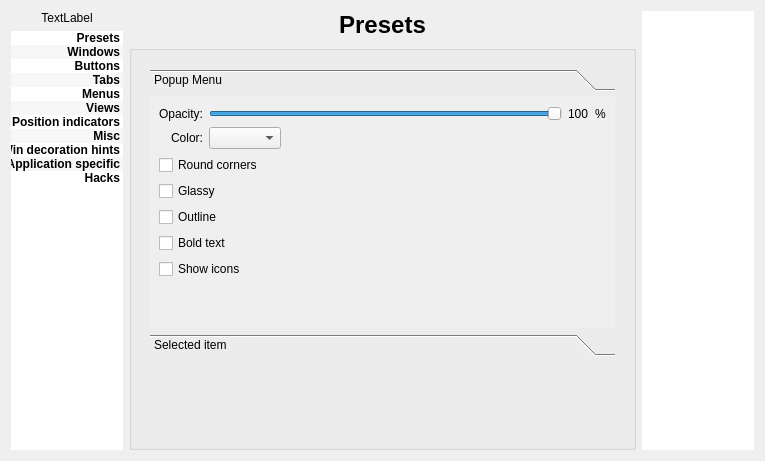
deiv/bespin-pkg, file config/config.ui: the form before one commit.
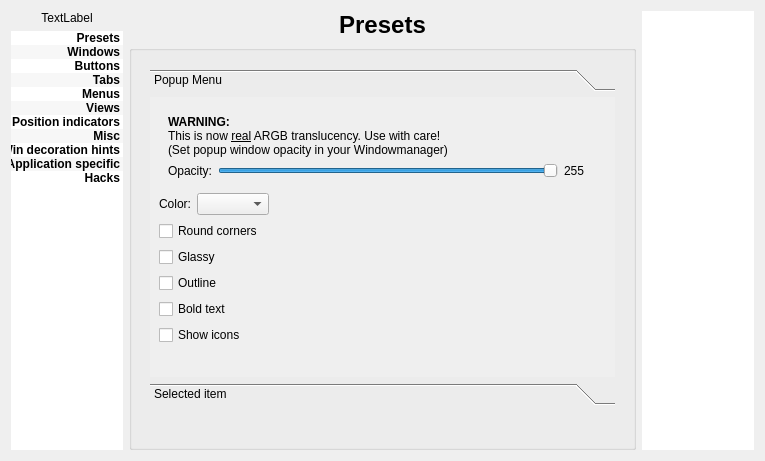
The form after the commit. The open tabs and pages were chosen to show the change.

Commit message: supply independent ARGB opacity to popups, smooth corners to follow

Patch:
```diff
--- a/config/config.ui
+++ b/config/config.ui
@@ -1859,66 +1859,14 @@
               <rect>
                <x>0</x>
                <y>0</y>
-               <width>194</width>
-               <height>191</height>
+               <width>450</width>
+               <height>259</height>
               </rect>
              </property>
              <attribute name="label">
               <string>Popup Menu</string>
              </attribute>
              <layout class="QGridLayout" name="gridLayout_8">
-              <item row="0" column="0">
-               <widget class="QLabel" name="label_25">
-                <property name="text">
-                 <string>Opacity:</string>
-                </property>
-               </widget>
-              </item>
-              <item row="0" column="1" colspan="3">
-               <widget class="QSlider" name="menuOpacity">
-                <property name="minimum">
-                 <number>40</number>
-                </property>
-                <property name="maximum">
-                 <number>100</number>
-                </property>
-                <property name="singleStep">
-                 <number>10</number>
-                </property>
-                <property name="value">
-                 <number>100</number>
-                </property>
-                <property name="orientation">
-                 <enum>Qt::Horizontal</enum>
-                </property>
-               </widget>
-              </item>
-              <item row="0" column="4">
-               <widget class="QLabel" name="label_27">
-                <property name="sizePolicy">
-                 <sizepolicy hsizetype="Maximum" vsizetype="Preferred">
-                  <horstretch>0</horstretch>
-                  <verstretch>0</verstretch>
-                 </sizepolicy>
-                </property>
-                <property name="text">
-                 <string>100</string>
-                </property>
-               </widget>
-              </item>
-              <item row="0" column="5">
-               <widget class="QLabel" name="label_31">
-                <property name="sizePolicy">
-                 <sizepolicy hsizetype="Maximum" vsizetype="Preferred">
-                  <horstretch>0</horstretch>
-                  <verstretch>0</verstretch>
-                 </sizepolicy>
-                </property>
-                <property name="text">
-                 <string>%</string>
-                </property>
-               </widget>
-              </item>
               <item row="1" column="0">
                <widget class="QLabel" name="label_49">
                 <property name="sizePolicy">
@@ -1951,7 +1899,7 @@
                 </property>
                </widget>
               </item>
-              <item row="1" column="3">
+              <item row="1" column="2">
                <spacer name="horizontalSpacer_13">
                 <property name="orientation">
                  <enum>Qt::Horizontal</enum>
@@ -1967,42 +1915,42 @@
                 </property>
                </spacer>
               </item>
-              <item row="2" column="0" colspan="5">
+              <item row="2" column="0" colspan="4">
                <widget class="QCheckBox" name="menuRound">
                 <property name="text">
                  <string>Round corners</string>
                 </property>
                </widget>
               </item>
-              <item row="3" column="0" colspan="6">
+              <item row="3" column="0" colspan="5">
                <widget class="QCheckBox" name="menuGlas">
                 <property name="text">
                  <string>Glassy</string>
                 </property>
                </widget>
               </item>
-              <item row="4" column="0" colspan="6">
+              <item row="4" column="0" colspan="5">
                <widget class="QCheckBox" name="menuShadow">
                 <property name="text">
                  <string>Outline</string>
                 </property>
                </widget>
               </item>
-              <item row="5" column="0" colspan="6">
+              <item row="5" column="0" colspan="5">
                <widget class="QCheckBox" name="menuBoldText">
                 <property name="text">
                  <string>Bold text</string>
                 </property>
                </widget>
               </item>
-              <item row="6" column="0" colspan="6">
+              <item row="6" column="0" colspan="5">
                <widget class="QCheckBox" name="showMenuIcons">
                 <property name="text">
                  <string>Show icons</string>
                 </property>
                </widget>
               </item>
-              <item row="7" column="0" colspan="6">
+              <item row="7" column="0" colspan="5">
                <spacer name="verticalSpacer_17">
                 <property name="orientation">
                  <enum>Qt::Vertical</enum>
@@ -2015,6 +1963,58 @@
                 </property>
                </spacer>
               </item>
+              <item row="0" column="0" colspan="3">
+               <widget class="QWidget" name="popup_ARGB" native="true">
+                <layout class="QGridLayout" name="gridLayout_7">
+                 <item row="1" column="2">
+                  <widget class="QLabel" name="label_27">
+                   <property name="sizePolicy">
+                    <sizepolicy hsizetype="Maximum" vsizetype="Preferred">
+                     <horstretch>0</horstretch>
+                     <verstretch>0</verstretch>
+                    </sizepolicy>
+                   </property>
+                   <property name="text">
+                    <string>255</string>
+                   </property>
+                  </widget>
+                 </item>
+                 <item row="1" column="0">
+                  <widget class="QLabel" name="label_25">
+                   <property name="text">
+                    <string>Opacity:</string>
+                   </property>
+                  </widget>
+                 </item>
+                 <item row="1" column="1">
+                  <widget class="QSlider" name="menuOpacity">
+                   <property name="minimum">
+                    <number>0</number>
+                   </property>
+                   <property name="maximum">
+                    <number>255</number>
+                   </property>
+                   <property name="singleStep">
+                    <number>10</number>
+                   </property>
+                   <property name="value">
+                    <number>255</number>
+                   </property>
+                   <property name="orientation">
+                    <enum>Qt::Horizontal</enum>
+                   </property>
+                  </widget>
+                 </item>
+                 <item row="0" column="0" colspan="3">
+                  <widget class="QLabel" name="label_31">
+                   <property name="text">
+                    <string>&lt;b&gt;WARNING:&lt;/b&gt;&lt;br&gt;This is now &lt;u&gt;real&lt;/u&gt; ARGB translucency.  Use with care!&lt;br&gt;(Set popup window opacity in your Windowmanager)</string>
+                   </property>
+                  </widget>
+                 </item>
+                </layout>
+               </widget>
+              </item>
              </layout>
             </widget>
             <widget class="QWidget" name="page_9">
```
Left out of the diff: 26 changed lines with no effect on the pictures. The commit also changes 7 other files.
